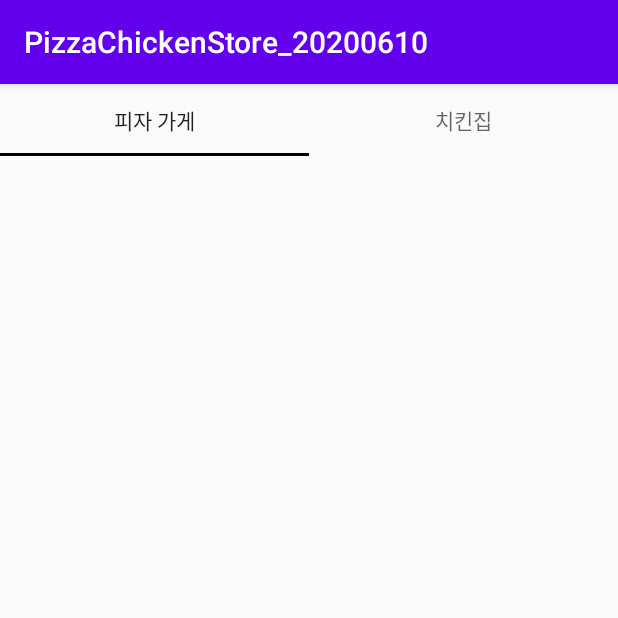
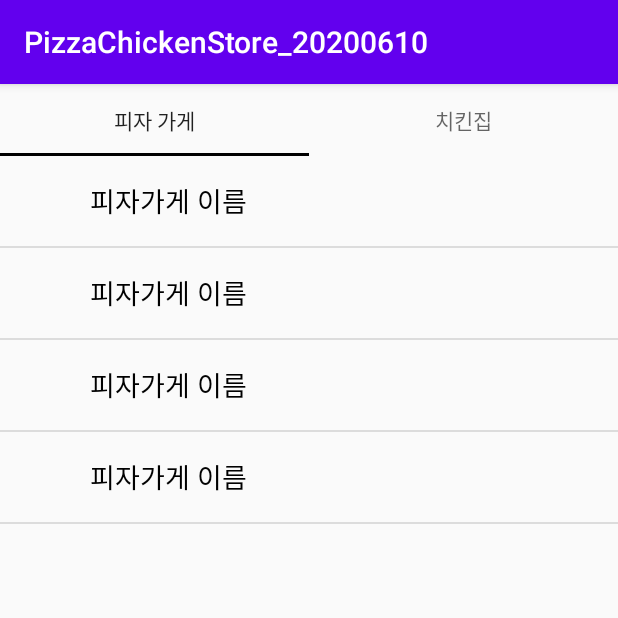
Before and after one commit to cho881020/PizzaChickenStore_20200610, an Android app: the screen it shows after launch (MainActivity), on a phone screen of 412 x 824 dp, the top half of it. Run offline under Robolectric (Android 15) with nearby library versions, the light colour scheme and no system bars; our stand-ins replace CircleImageView.

Commit message:
리스트뷰 어댑터 / 피자가게 목록 연결

```diff
--- a/app/src/main/java/kr/co/tjoeun/pizzachickenstore_20200610/fragments/PizzaStoreListFragment.kt
+++ b/app/src/main/java/kr/co/tjoeun/pizzachickenstore_20200610/fragments/PizzaStoreListFragment.kt
@@ -4,12 +4,15 @@ import android.os.Bundle
 import android.view.LayoutInflater
 import android.view.View
 import android.view.ViewGroup
+import kotlinx.android.synthetic.main.fragment_pizza_store_list.*
 import kr.co.tjoeun.pizzachickenstore_20200610.R
+import kr.co.tjoeun.pizzachickenstore_20200610.adapters.PizzaStoreAdapter
 import kr.co.tjoeun.pizzachickenstore_20200610.datas.PizzaStore
 
 class PizzaStoreListFragment : BaseFragment() {
 
     val pizzaStoreList = ArrayList<PizzaStore>()
+    lateinit var psa : PizzaStoreAdapter
 
     override fun onCreateView(
         inflater: LayoutInflater,
@@ -32,6 +35,9 @@ class PizzaStoreListFragment : BaseFragment() {
     override fun setValues() {
         addPizzaStores()
 
+        psa = PizzaStoreAdapter(mContext, R.layout.pizza_store_list_item, pizzaStoreList)
+        pizzaStoreListView.adapter = psa
+
     }
 
 //    피자가게 데이터를 직접 입력하는 함수 (초반부여서 작성)
```
